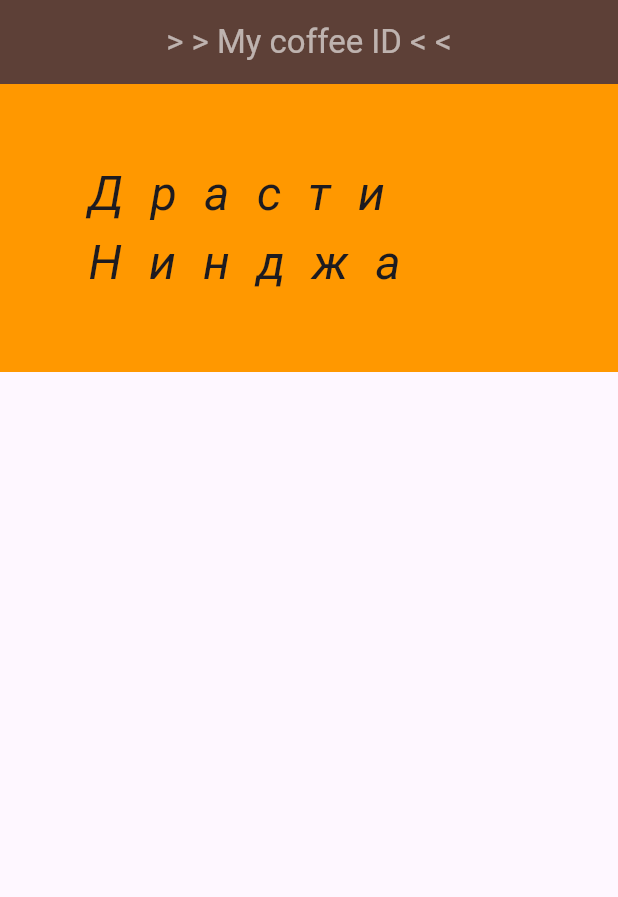
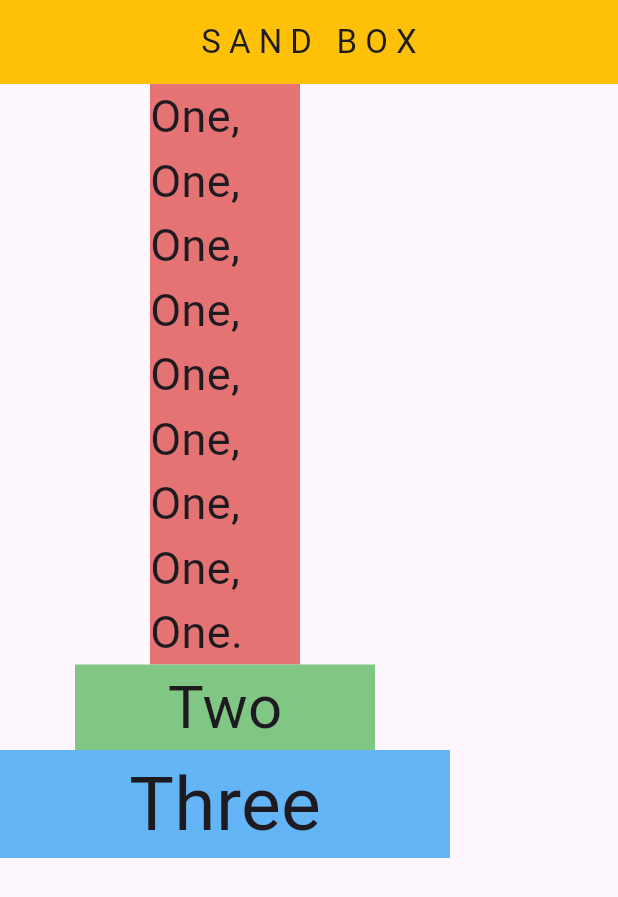
Before and after one commit to YKisyov/coffee_card, a Flutter app: the screen it shows after launch, on a phone screen of 412 x 824 dp. Shown: the top 897 px of the screen. Run offline on Flutter 3.47's test engine with Material 3 defaults, Android fonts, the phone set to English and light mode, and no system bars.

Commit message:
Playing around with some column widgets.

```diff
--- /dev/null
+++ b/lib/home.dart
@@ -0,0 +1,20 @@
+import 'package:flutter/material.dart';
+
+class Home extends StatelessWidget {
+  const Home({super.key});
+
+  @override
+  Widget build(BuildContext context) {
+    return Scaffold(
+      appBar: AppBar(
+        centerTitle: true,
+        title: const Text(
+          "My coffee ID",
+          style: TextStyle(color: Colors.white60),
+        ),
+        backgroundColor: Colors.brown[700],
+      ),
+      body: Text("zzz"),
+    );
+  }
+}
--- a/lib/main.dart
+++ b/lib/main.dart
@@ -1,37 +1,44 @@
+import 'package:coffee_card/Home.dart';
 import 'package:flutter/material.dart';
 
 void main() {
-  runApp(
-    MaterialApp(
-      home: Scaffold(
-        appBar: AppBar(
-          centerTitle: true,
-          title: const Text(
-            "> > My coffee ID < <",
-            style: TextStyle(color: Colors.white60),
-          ),
-          backgroundColor: Colors.brown[700],
-        ),
-        body: Home(),
-      ),
-    ),
-  );
+  runApp(MaterialApp(home: Sandbox()));
 }
 
-class Home extends StatelessWidget {
-  const Home({super.key});
+class Sandbox extends StatelessWidget {
+  const Sandbox({super.key});
 
   @override
   Widget build(BuildContext context) {
-    return Container(
-      color: Colors.orange,
-      padding: EdgeInsets.all(50),
-      child: Text("Драсти Нинджа",
-        style: TextStyle(
-          fontSize: 32,
-          letterSpacing: 18,
-          fontStyle: FontStyle.italic,
-        ),),
+    return Scaffold(
+      appBar: AppBar(
+        centerTitle: true,
+        title: const Text("S A N D   B O X"),
+        backgroundColor: Colors.amber,
+      ),
+      body: Column(
+        crossAxisAlignment: CrossAxisAlignment.center,
+        children: [
+          Container(
+            alignment: Alignment.center,
+            width: 100,
+            color: Colors.red[300],
+            child: Text("One, One, One, One, One, One, One, One, One.", style: TextStyle(fontSize: 30)),
+          ),
+          Container(
+            alignment: Alignment.center,
+            width: 200,
+            color: Colors.green[300],
+            child: Text("Two", style: TextStyle(fontSize: 40)),
+          ),
+          Container(
+            alignment: Alignment.center,
+            width: 300,
+            color: Colors.blue[300],
+            child: Text("Three", style: TextStyle(fontSize: 50)),
+          ),
+        ],
+      ),
     );
   }
 }
```
